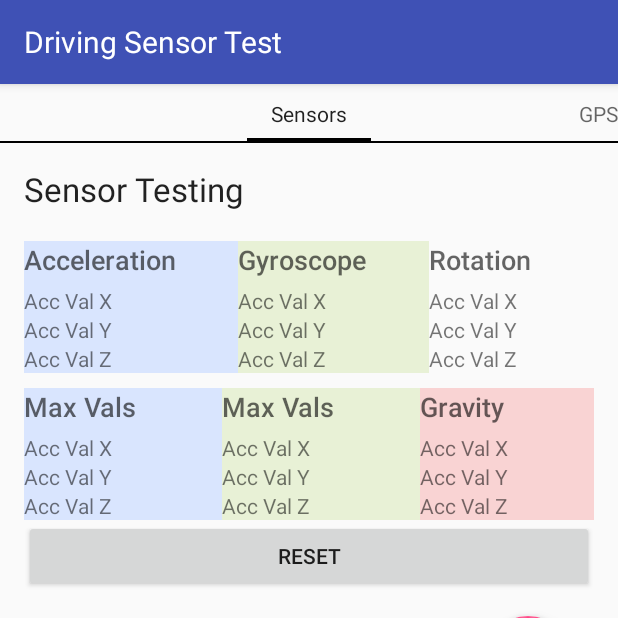
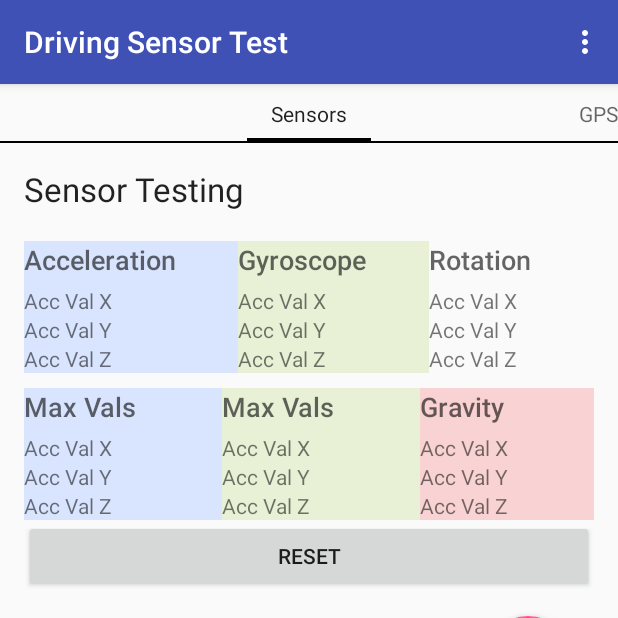
Before and after one commit to keshavbahadoor/DrivingSensorTest, an Android app: the screen it shows after launch (MainActivity), on a phone screen of 412 x 824 dp, the top half of it. Run offline under Robolectric (Android 15) with nearby library versions, the phone set to English and light mode, and no system bars; 2 statements that could not run were skipped.

Commit message:
Added Google Plus Sign in / sign out

```diff
--- a/app/src/main/java/com/driving/senor/test/MainActivity.java
+++ b/app/src/main/java/com/driving/senor/test/MainActivity.java
@@ -1,33 +1,32 @@
 package com.driving.senor.test;
 
-import android.content.BroadcastReceiver;
-import android.content.Context;
+import android.app.Dialog;
 import android.content.Intent;
-import android.content.IntentFilter;
 import android.content.pm.PackageManager;
-import android.hardware.Sensor;
 import android.os.Bundle;
 import android.support.design.widget.Snackbar;
 import android.support.v4.app.ActivityCompat;
 import android.support.v4.content.ContextCompat;
 import android.support.v4.view.ViewPager;
 import android.support.v7.app.AppCompatActivity;
-import android.util.Log;
+import android.support.v7.widget.Toolbar;
+import android.view.Menu;
+import android.view.MenuItem;
 import android.view.View;
-import android.widget.TextView;
+import android.widget.Toast;
 
-import java.util.List;
-
-import sensorlib.LocationEnum;
 import sensorlib.LocationService;
 import sensorlib.SensorService;
+import user.management.GooglePlusHandler;
+import util.DialogFactory;
 import util.LogService;
-import util.ServiceUtil;
 
-public class MainActivity extends AppCompatActivity  {
+public class MainActivity extends AppCompatActivity implements View.OnClickListener {
 
-    private ViewPager viewPager;
-    private TabsPageAdapter adapter;
+    private GooglePlusHandler googlePlusHandler;
+    private Dialog signInDialog;
+    private Toolbar toolbar;
+
 
 
     @Override
@@ -39,12 +38,18 @@ public class MainActivity extends AppCompatActivity  {
         // HANDLE PERMISSIONS
         checkApplicationPermissions();
 
-        viewPager = (ViewPager) this.findViewById( R.id.pager );
-        adapter = new TabsPageAdapter( this.getSupportFragmentManager(), this );
+        final ViewPager viewPager = (ViewPager) this.findViewById( R.id.pager );
+        final TabsPageAdapter adapter = new TabsPageAdapter( this.getSupportFragmentManager(), this );
         viewPager.setAdapter( adapter );
-
+        googlePlusHandler = new GooglePlusHandler( this );
         LogService.log( "Started" );
 
+        signInDialog = DialogFactory.getSignInDialog( this, "Sign In" );
+        signInDialog.findViewById( R.id.Btn_google_sign_in ).setOnClickListener( this );
+        signInDialog.findViewById( R.id.Btn_sign_in_cancel ).setOnClickListener( this );
+
+        toolbar = (Toolbar) findViewById( R.id.toolbar );
+        setSupportActionBar( toolbar );
     }
 
 
@@ -60,6 +65,14 @@ public class MainActivity extends AppCompatActivity  {
         }
     }
 
+    @Override
+    protected void onStart() {
+        super.onStart();
+
+        if (! googlePlusHandler.isSignedIn()) {
+            signInDialog.show();
+        }
+    }
 
     @Override
     protected void onStop() {
@@ -68,4 +81,41 @@ public class MainActivity extends AppCompatActivity  {
         stopService( new Intent( this, LocationService.class ) );
     }
 
+    @Override
+    public void onClick( View v ) {
+        if (v.getId() == R.id.Btn_google_sign_in) {
+            googlePlusHandler.gSignIn();
+        }
+        if (v.getId() == R.id.Btn_sign_in_cancel) {
+            this.finish();
+        }
+    }
+
+    @Override
+    public boolean onCreateOptionsMenu( Menu menu ) {
+        getMenuInflater().inflate( R.menu.menu_main, menu );
+        return true;
+    }
+
+    public void signOutUser(MenuItem item){
+        googlePlusHandler.gSignOut();
+        Toast.makeText(this, "You have signed out", Toast.LENGTH_SHORT).show();
+    }
+
+    /**
+     * Handles the Google plus user sign in after result
+     * @param requestCode
+     * @param resultCode
+     * @param data
+     */
+    @Override
+    protected void onActivityResult( int requestCode, int resultCode, Intent data ) {
+        super.onActivityResult( requestCode, resultCode, data );
+
+        if (requestCode == googlePlusHandler.RC_SIGN_IN) {
+            signInDialog.dismiss();
+            googlePlusHandler.setSignInResult( data );
+            googlePlusHandler.getUserData();
+        }
+    }
 }
--- /dev/null
+++ b/app/src/main/java/user/management/GooglePlusHandler.java
@@ -0,0 +1,193 @@
+package user.management;
+
+import android.app.Activity;
+import android.app.ProgressDialog;
+import android.content.Context;
+import android.content.Intent;
+import android.content.SharedPreferences;
+import android.os.Bundle;
+import android.support.v4.app.FragmentActivity;
+
+import com.google.android.gms.auth.api.Auth;
+import com.google.android.gms.auth.api.signin.GoogleSignInAccount;
+import com.google.android.gms.auth.api.signin.GoogleSignInOptions;
+import com.google.android.gms.auth.api.signin.GoogleSignInResult;
+import com.google.android.gms.common.ConnectionResult;
+import com.google.android.gms.common.api.GoogleApiClient;
+import com.google.android.gms.common.api.ResultCallback;
+import com.google.android.gms.common.api.Status;
+
+import util.LogService;
+
+
+/**
+ * Created by Keshav on 2/7/2016.
+ */
+public class GooglePlusHandler implements GoogleApiClient.OnConnectionFailedListener,
+                                          GoogleApiClient.ConnectionCallbacks
+{
+
+    private static final String GOOGLE_SIGN_IN_STORE = "Google_Plus_Sign_in";
+    private static final String SIGNED_IN_PREFERENCE = "Google_Plus_Sign_in_state";
+    public static final int RC_SIGN_IN = 0;
+    private Context context;
+    private FragmentActivity mainActivity;
+    private GoogleApiClient googleApiClient;
+    private ProgressDialog progressDialog;
+    private Intent signInIntent;
+    private Intent signInResultIntent;
+
+    public GooglePlusHandler(FragmentActivity activity) {
+        mainActivity = activity;
+        context = mainActivity.getApplicationContext();
+        progressDialog = new ProgressDialog( mainActivity );
+        progressDialog.setMessage( "Signing in..." );
+        initSignInProcess();
+    }
+
+    /**
+     * If user has not signed in already,
+     * initiate sign in process
+     */
+    public void initSignInProcess() {
+
+        if ( ! isSignedIn()) {
+
+            GoogleSignInOptions gso = new GoogleSignInOptions.Builder( GoogleSignInOptions.DEFAULT_SIGN_IN )
+                    .requestEmail()
+                    .build();
+            googleApiClient = new GoogleApiClient.Builder( context )
+                    .enableAutoManage( mainActivity, this )
+                    .addApi( Auth.GOOGLE_SIGN_IN_API, gso )
+                    .addConnectionCallbacks( this )
+                    .build();
+            setSignedIn( true );
+            googleApiClient.connect();
+        }
+    }
+
+
+
+    /**
+     * returns true if user has signed in already
+     * false if otherwise
+     * @return
+     */
+    public boolean isSignedIn() {
+        try {
+            SharedPreferences prefs = context.getSharedPreferences( GOOGLE_SIGN_IN_STORE, Context.MODE_PRIVATE );
+            Boolean signedIn = prefs.getBoolean( SIGNED_IN_PREFERENCE, false );
+            LogService.log( "User Signed in? : " + signedIn );
+            return signedIn;
+        } catch ( Exception ex ) {
+            return false;
+        }
+    }
+
+    /**
+     * sets the user sign in state
+     */
+    public void setSignedIn(boolean signedInState) {
+        try {
+            SharedPreferences.Editor editor = context.getSharedPreferences( GOOGLE_SIGN_IN_STORE, Context.MODE_PRIVATE ).edit();
+            editor.putBoolean( SIGNED_IN_PREFERENCE, signedInState );
+            editor.commit();
+        } catch (Exception ex) {
+            // do something
+        }
+    }
+
+    /**
+     * Initiates a sign in request
+     */
+    public void gSignIn() {
+        if (googleApiClient.isConnected()) {
+            signInIntent = Auth.GoogleSignInApi.getSignInIntent( googleApiClient );
+            mainActivity.startActivityForResult( signInIntent, RC_SIGN_IN );
+            progressDialog.show();
+        } else {
+            LogService.log( "WARNING: google api client is not connected" );
+        }
+    }
+
+    /**
+     * Initiates a sign out request
+     */
+    public void gSignOut() {
+        Auth.GoogleSignInApi.signOut( googleApiClient ).setResultCallback(
+                new ResultCallback<Status>() {
+                    @Override
+                    public void onResult( Status status ) {
+                        // update any UI stuff here
+
+                    }
+                }
+        );
+        setSignedIn( false );
+    }
+
+    /**
+     * Gets user data from the currently signed in account
+     */
+    public void getUserData() {
+
+        GoogleSignInResult result = Auth.GoogleSignInApi.getSignInResultFromIntent( signInResultIntent );
+        if (result.isSuccess()) {
+
+            GoogleSignInAccount account = result.getSignInAccount();
+            LogService.log("name: " + account.getDisplayName());
+            LogService.log( "email: "  + account.getEmail() );
+            LogService.log( "photo: " + account.getPhotoUrl() );
+        } else {
+            LogService.log( "Sign in was not successful" );
+        }
+    }
+
+    /**
+     * used to know if the service can be used
+     * @return
+     */
+    public boolean isActive() {
+        return googleApiClient.isConnected();
+    }
+
+
+    public void onStart() {
+        googleApiClient.connect();
+    }
+
+    public void onStop() {
+        if (googleApiClient.isConnected()) {
+            googleApiClient.disconnect();
+        }
+    }
+
+
+    @Override
+    public void onConnectionFailed( ConnectionResult connectionResult ) {
+        LogService.log( "ERROR: Connection failed: " + connectionResult.getErrorMessage() );
+    }
+
+    @Override
+    public void onConnected( Bundle bundle ) {
+        LogService.log("Google APIs connected!");
+    }
+
+    @Override
+    public void onConnectionSuspended( int i ) {
+
+    }
+
+    /**
+     * Sign in result intent is used for getting any account related datea
+     * from the Google Signed in account. This is passed back via intent.
+     *
+     * Progress dialog must be dismissed as well as this call is intented for
+     * after the sign in process
+     * @param intent
+     */
+    public void setSignInResult(Intent intent) {
+        progressDialog.dismiss();
+        signInResultIntent = intent;
+    }
+}
--- a/app/src/main/java/util/DialogFactory.java
+++ b/app/src/main/java/util/DialogFactory.java
@@ -1,14 +1,21 @@
 package util;
 
+import android.app.Activity;
 import android.app.AlertDialog;
+import android.app.Dialog;
 import android.content.Context;
+import android.view.LayoutInflater;
+import android.view.View;
+
+import com.driving.senor.test.MainActivity;
+import com.driving.senor.test.R;
 
 /**
  * Created by Keshav on 1/17/2016.
  */
 public class DialogFactory
 {
-    public static AlertDialog BasicDialog(Context context, String title, String message)
+    public static AlertDialog getBasicDialog( Context context, String title, String message )
     {
         return new AlertDialog.Builder(context)
                 .setTitle( title )
@@ -16,4 +23,12 @@ public class DialogFactory
                 .setIcon( android.R.drawable.ic_dialog_info )
                 .show();
     }
+
+    public static Dialog getSignInDialog( Activity activity, String title )
+    {
+        Dialog dialog = new Dialog( activity );
+        dialog.setContentView( R.layout.sign_in_dialog );
+        dialog.setTitle( title );
+        return dialog;
+    }
 }
--- a/app/src/main/res/layout/main_view_pager.xml
+++ b/app/src/main/res/layout/main_view_pager.xml
@@ -21,14 +21,7 @@
             android:background="?attr/colorPrimary"
             app:popupTheme="@style/AppTheme.PopupOverlay" >
 
-            <TextView
-                android:layout_width="wrap_content"
-                android:layout_height="wrap_content"
-                android:text="Driving Sensor Test"
-                android:textSize="20dp"
-                android:textColor="#FFFFFF"
 
-                />
 
         </android.support.v7.widget.Toolbar>
     </android.support.design.widget.AppBarLayout>
--- a/app/src/main/res/menu/menu_main.xml
+++ b/app/src/main/res/menu/menu_main.xml
@@ -5,5 +5,12 @@
     <item android:id="@+id/action_settings"
           android:title="@string/action_settings"
           android:orderInCategory="100"
-          app:showAsAction="never"/>
+          app:showAsAction="never">
+    </item>
+    <item android:id="@+id/app_sign_out"
+          android:title="Sign out"
+          android:onClick="signOutUser"
+          android:orderInCategory="50"
+          app:showAsAction="never">
+    </item>
 </menu>
--- a/app/src/main/res/values/strings.xml
+++ b/app/src/main/res/values/strings.xml
@@ -1,7 +1,8 @@
 <resources>
-    <string name="app_name">DrivingSensorTest</string>
+    <string name="app_name">Driving Sensor Test</string>
     <string name="action_settings">Settings</string>
     <string name="ApiKey">YWUZzv7W9E2lBHJxl7jJXfVo670d6K5g</string>
+    <string name="GoogleApiKey">AIzaSyANLdETLJka9_5PoZHfJLbdBLL2rKEMdF8</string>
     <string name="SERVER">http://104.236.253.74/</string>
 
     <string-array name="tabs">
--- a/build.gradle
+++ b/build.gradle
@@ -5,7 +5,8 @@ buildscript {
         jcenter()
     }
     dependencies {
-        classpath 'com.android.tools.build:gradle:1.3.0'
+        classpath 'com.android.tools.build:gradle:2.0.0-beta2'
+        classpath 'com.google.gms:google-services:2.0.0-beta2'
 
         // NOTE: Do not place your application dependencies here; they belong
         // in the individual module build.gradle files
```
Also changed, not shown: app/build.gradle (+7 -3 lines), app/src/main/AndroidManifest.xml (+10 -0 lines), app/src/main/java/user/management/IGooglePlus.java (added, +13 -0 lines), app/src/main/res/layout/sign_in_dialog.xml (added, +34 -0 lines), gradle/wrapper/gradle-wrapper.properties, 4 other files.
